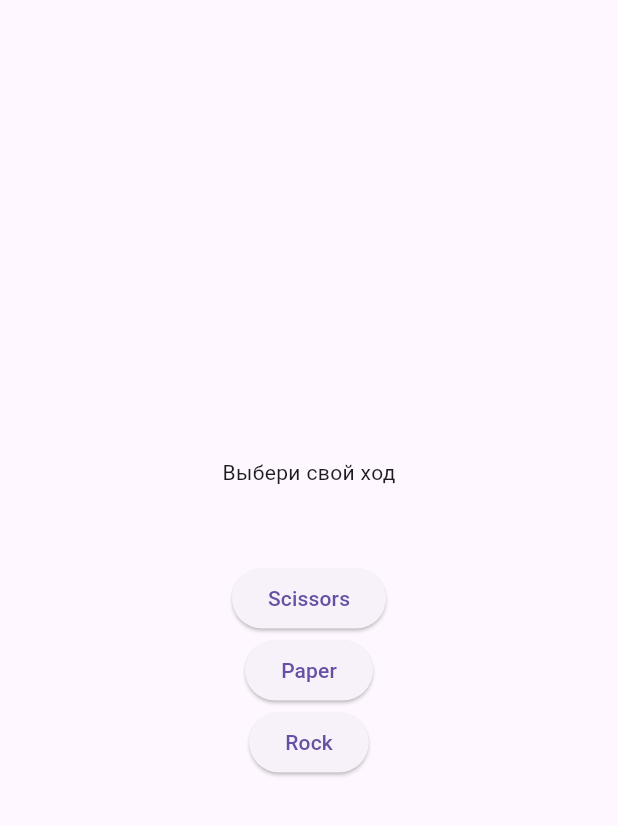
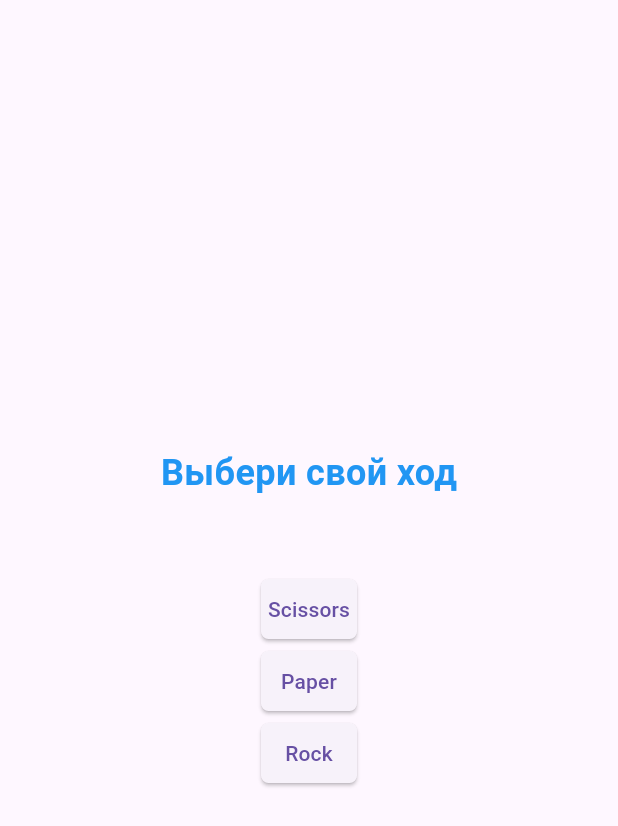
Before and after one commit to Dana-Nam/flutter_hw, a Flutter app: the screen it shows after launch, after a tap on "Scissors", after a tap on "Restart", on a phone screen of 412 x 824 dp. Shown: the top 826 px of the screen. Run offline on Flutter 3.47's test engine with Material 3 defaults, Android fonts, the phone set to English and light mode, and no system bars.

Commit message:
Added button and text widgets

```diff
--- a/lib/screens/home_screen.dart
+++ b/lib/screens/home_screen.dart
@@ -1,4 +1,6 @@
 import 'package:flutter/material.dart';
+import 'package:hw_25/widgets/decorated_text.dart';
+import 'package:hw_25/widgets/item_button.dart';
 
 class HomeScreen extends StatelessWidget {
   final void Function() onGameStarted;
@@ -10,19 +12,19 @@ class HomeScreen extends StatelessWidget {
       child: Column(
         mainAxisAlignment: MainAxisAlignment.center,
         children: [
-          Text('Выбери свой ход'),
+          DecoratedText(label: 'Выбери свой ход'),
           SizedBox(height: 50),
-          ElevatedButton(
+          ItemButton(
             onPressed: onGameStarted,
-            child: Text('Scissors'),
+            label: 'Scissors',
           ),
-          ElevatedButton(
+          ItemButton(
             onPressed: onGameStarted,
-            child: Text('Paper'),
+            label: 'Paper',
           ),
-          ElevatedButton(
+          ItemButton(
             onPressed: onGameStarted,
-            child: Text('Rock'),
+            label: 'Rock',
           ),
         ],
       ),
--- a/lib/screens/results_screen.dart
+++ b/lib/screens/results_screen.dart
@@ -1,4 +1,5 @@
 import 'package:flutter/material.dart';
+import 'package:hw_25/widgets/decorated_text.dart';
 
 class ResultsScreen extends StatelessWidget {
   final void Function() onGameRestarted;
@@ -10,7 +11,11 @@ class ResultsScreen extends StatelessWidget {
       child: Column(
         mainAxisAlignment: MainAxisAlignment.center,
         children: [
-          Text('Win/Loose'),
+          DecoratedText(label: 'Win/Loose'),
+          SizedBox(height: 50),
+          Text('Your choice:'),
+          Text("Opponent's choice:"),
+          SizedBox(height: 50),
           ElevatedButton(
             onPressed: onGameRestarted,
             child: Text('Restart'),
--- /dev/null
+++ b/lib/widgets/decorated_text.dart
@@ -0,0 +1,18 @@
+import 'package:flutter/material.dart';
+
+class DecoratedText extends StatelessWidget {
+  final String label;
+  const DecoratedText({super.key, required this.label});
+
+  @override
+  Widget build(BuildContext context) {
+    return Text(
+      label,
+      style: TextStyle(
+        fontSize: 24,
+        fontWeight: FontWeight.bold,
+        color: Colors.blue,
+      ),
+    );
+  }
+}
--- /dev/null
+++ b/lib/widgets/item_button.dart
@@ -0,0 +1,24 @@
+import 'package:flutter/material.dart';
+
+class ItemButton extends StatelessWidget {
+  final String label;
+  final void Function() onPressed;
+  const ItemButton({super.key, required this.label, required this.onPressed});
+
+  @override
+  Widget build(BuildContext context) {
+    return ElevatedButton(
+      onPressed: onPressed,
+      style: ElevatedButton.styleFrom(
+        padding: EdgeInsets.symmetric(vertical: 10),
+        shape: RoundedRectangleBorder(
+          borderRadius: BorderRadius.circular(5),
+        ),
+      ),
+      child: Text(
+        label,
+        textAlign: TextAlign.center,
+      ),
+    );
+  }
+}
```
